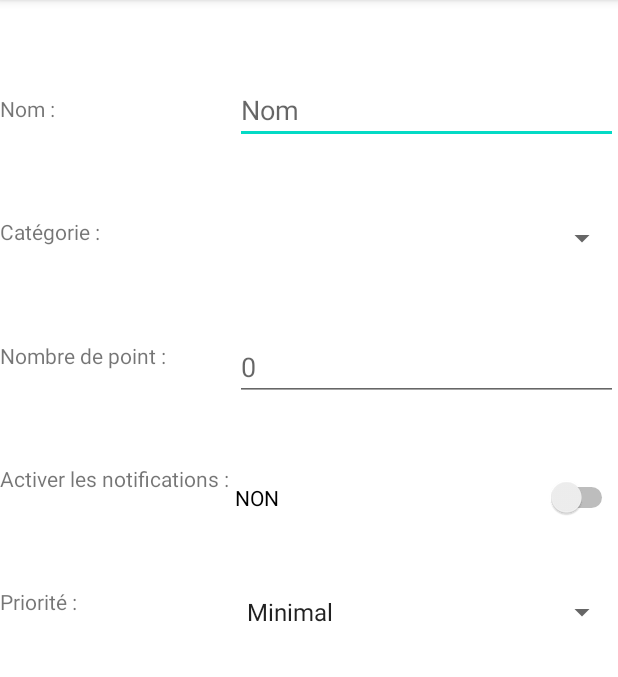
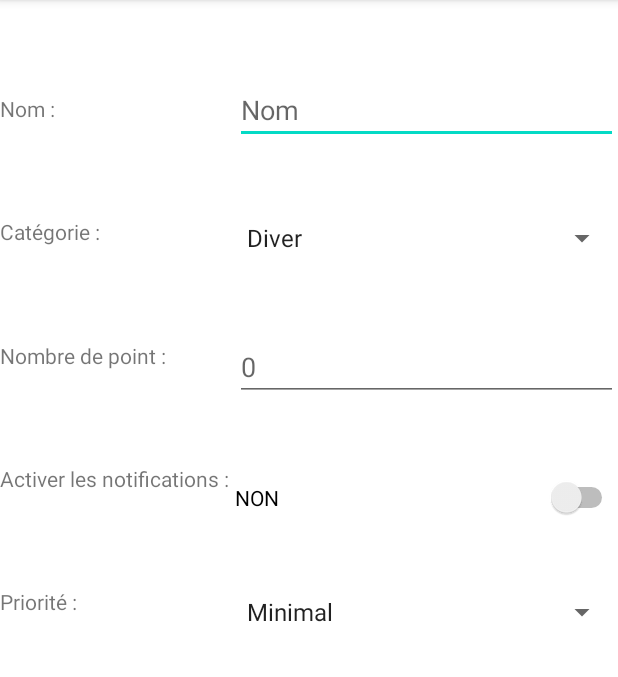
Before and after one commit to julieGomez/PerfectList, an Android app: the screen it shows after launch (CreateTaskActivity), on a phone screen of 412 x 824 dp, the part 84-761 px from its top. Run offline under Robolectric (Android 15) with nearby library versions, the phone set to English and light mode, and no system bars.

```diff
--- a/app/src/main/res/layout/activity_create_task.xml
+++ b/app/src/main/res/layout/activity_create_task.xml
@@ -41,6 +41,7 @@
     />
     <Spinner
             android:id="@+id/spinner_category"
+            android:entries="@array/category_array"
             android:layout_width="0dp"
             android:layout_height="wrap_content"
             android:spinnerMode="dropdown"
--- a/app/src/main/res/values/strings.xml
+++ b/app/src/main/res/values/strings.xml
@@ -21,6 +21,10 @@
     <string name="yes">OUI</string>
     <string name="no">NON</string>
 
+    <string-array name="category_array">
+        <item>Diver</item>
+    </string-array>
+
     <string-array name="period_array">
         <item>Heure</item>
         <item>Jour</item>
```
